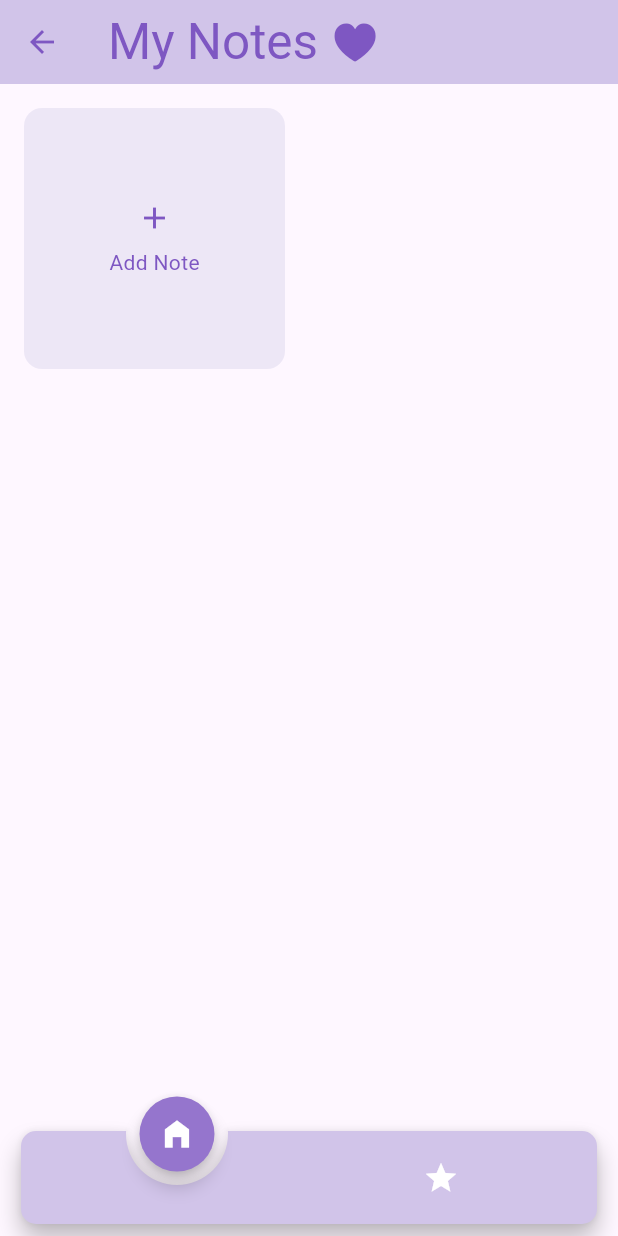
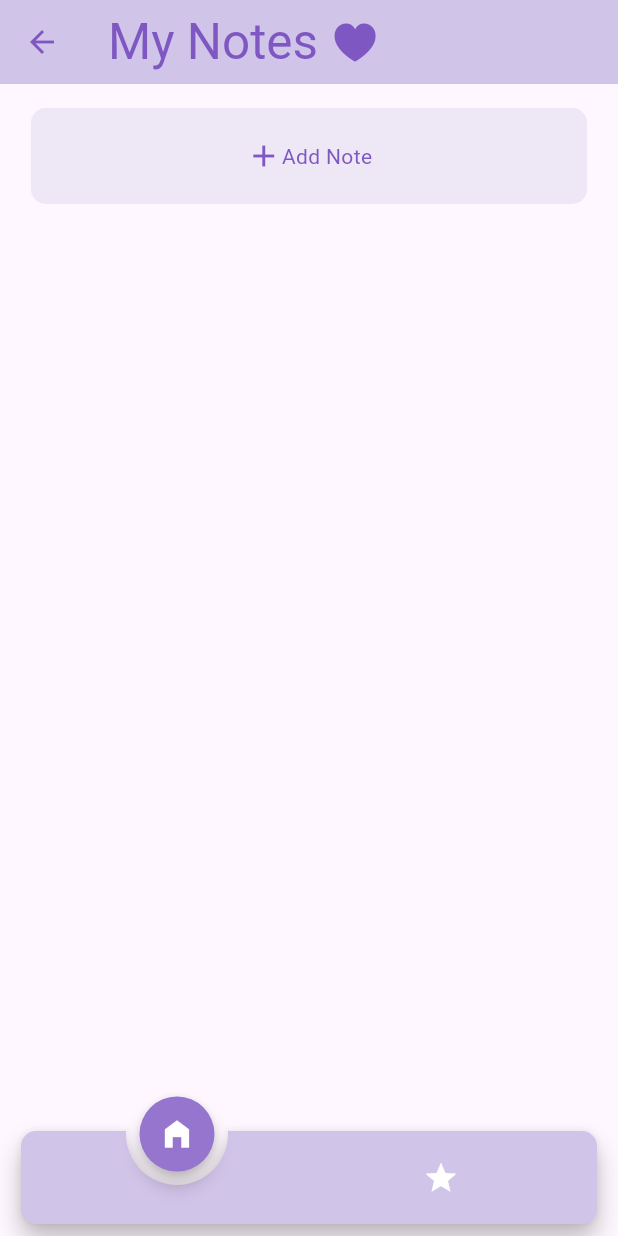
Before and after one commit to riddhisf/notes_app, a Flutter app: the screen it shows after launch, after a tap on "Continue", on a phone screen of 412 x 824 dp. Run offline on Flutter 3.47's test engine with Material 3 defaults, Android fonts, the phone set to English and light mode, and no system bars; drawn by our look-alikes of animated_notch_bottom_bar; our stand-ins replace image_picker; missing offline and left inert: animated_floating_buttons, circular_menu.

Commit message:
homepage edits

```diff
--- a/lib/homepage.dart
+++ b/lib/homepage.dart
@@ -5,9 +5,9 @@ import 'dart:developer';
 import 'package:notes_app/addnotepage.dart';
 
 class HomePage extends StatefulWidget {
-  static const String routeName = 'home_page';
+  final List<Note> noteList;
 
-  const HomePage({Key? key}) : super(key: key);
+  const HomePage({Key? key, required this.noteList}) : super(key: key);
 
   @override
   State<HomePage> createState() => _HomePageState();
@@ -19,17 +19,22 @@ class _HomePageState extends State<HomePage> {
 
   int maxCount = 2;
 
+  late List<Widget> bottomBarPages;
+
+  @override
+  void initState() {
+    super.initState();
+    bottomBarPages = [
+      General(noteList: widget.noteList),
+      const Favorite(),
+    ];
+  }
+
   @override
   void dispose() {
     _pageController.dispose();
     super.dispose();
   }
-
-  /// widget list
-  final List<Widget> bottomBarPages = [
-    const General(),
-    const Favorite(),
-  ];
 
   @override
   Widget build(BuildContext context) {
@@ -101,7 +106,6 @@ class _HomePageState extends State<HomePage> {
                 ),
               ],
               onTap: (index) {
-                /// perform action on tab change and to update pages you can update pages without pages
                 log('current selected index $index');
                 _pageController.jumpToPage(index);
               },
@@ -113,49 +117,53 @@ class _HomePageState extends State<HomePage> {
 }
 
 class General extends StatefulWidget {
-  const General({Key? key}) : super(key: key);
+  final List<Note> noteList;
+
+  const General({Key? key, required this.noteList}) : super(key: key);
 
   @override
   State<General> createState() => _GeneralState();
 }
 
 class _GeneralState extends State<General> {
+  late List<Note> _noteList;
+
+  @override
+  void initState() {
+    super.initState();
+    _noteList = widget.noteList;
+  }
+
   @override
   Widget build(BuildContext context) {
-    return GridView.count(
-      crossAxisCount: 2, // Number of columns in the grid
+    return Column(
+      mainAxisAlignment: MainAxisAlignment.start,
       children: [
-        CardItem(
-          onPressed: () {
+        Container(
+          decoration: BoxDecoration(
+            borderRadius: BorderRadius.circular(10),
+            color: Colors.deepPurple.shade50,
+          ),
+          width: MediaQuery.of(context).size.width * 0.9,
+          margin: const EdgeInsets.all(16.0),
+          child: InkWell(
+            onTap: () {
               Navigator.push(
                 context,
                 MaterialPageRoute(
-                builder: (context) => const AnotherPage(),
+                  builder: (context) => AnotherPage(
+                      noteList: _noteList,
+                      onNotesAdded: (List<Note> newNotes) {
+                        setState(() {
+                          widget.noteList.addAll(newNotes);
+                        });
+                      }),
                 ),
               );
             },
-        ),
-      ], // Display cards from the list
-    );
-  }
-}
-
-class CardItem extends StatelessWidget {
-  final VoidCallback onPressed;
-
-  const CardItem({Key? key, required this.onPressed}) : super(key: key);
-
-  @override
-  Widget build(BuildContext context) {
-    return Card(
-      elevation: 0,
-      color: Colors.deepPurple.shade50,
-      margin: const EdgeInsets.all(16.0),
-      child: InkWell(
-        onTap: onPressed,
             child: Padding(
-          padding: const EdgeInsets.all(50.0),
-          child: Column(
+              padding: const EdgeInsets.all(20.0),
+              child: Row(
                 mainAxisAlignment: MainAxisAlignment.center,
                 children: [
                   Icon(
@@ -173,6 +181,60 @@ class CardItem extends StatelessWidget {
               ),
             ),
           ),
+        ),
+        // Subsequent cards displaying title and date from the list
+        Expanded(
+          child: GridView.builder(
+            itemCount: _noteList.length,
+            gridDelegate: const SliverGridDelegateWithFixedCrossAxisCount(
+              crossAxisCount: 2,
+              crossAxisSpacing: 2.0,
+              mainAxisSpacing: 2.0,
+            ),
+            itemBuilder: (context, index) {
+              return Padding(
+                padding: const EdgeInsets.all(8.0),
+                child: Card(
+                  elevation: 0,
+                  color: Colors.deepPurple.shade50,
+                  margin: const EdgeInsets.all(8.0),
+                  child: InkWell(
+                    onTap: () {
+                      // Handle tap on a note card
+                    },
+                    child: Padding(
+                      padding: const EdgeInsets.all(16.0),
+                      child: Column(
+                        crossAxisAlignment: CrossAxisAlignment.start,
+                        children: [
+                          Text(
+                            _noteList[index].title,
+                            style: TextStyle(
+                              color: Colors.deepPurple[400],
+                              fontSize: 16.0,
+                              fontWeight: FontWeight.bold,
+                            ),
+                          ),
+                          const SizedBox(height: 8),
+                          Text(
+                            _noteList[index]
+                                .date
+                                .toString(), // Assuming date is formatted properly
+                            style: TextStyle(
+                              color: Colors.deepPurple[400],
+                              fontSize: 14.0,
+                            ),
+                          ),
+                        ],
+                      ),
+                    ),
+                  ),
+                ),
+              );
+            },
+          ),
+        ),
+      ],
     );
   }
 }
--- a/lib/main.dart
+++ b/lib/main.dart
@@ -1,4 +1,5 @@
 import 'package:flutter/material.dart';
+import 'package:notes_app/addnotepage.dart';
 import 'package:notes_app/homepage.dart';
 
 void main() {
@@ -10,6 +11,8 @@ class MainApp extends StatelessWidget {
 
   @override
   Widget build(BuildContext context) {
+    final List<Note> noteList = []; // Define a dummy list of notes
+
     return MaterialApp(
       home: Scaffold(
         backgroundColor: Colors.deepPurple[100],
@@ -20,43 +23,43 @@ class MainApp extends StatelessWidget {
                 mainAxisAlignment: MainAxisAlignment.center,
                 children: [
                   Text(
-                    'Hi! Welcome to notes',
+                    'Hi! Welcome to Notes',
                     style: TextStyle(
                       fontSize: MediaQuery.of(context).size.height * 0.05,
                       fontFamily: 'Roboto',
                       color: Colors.black54,
                     ),
                   ),
-                  const SizedBox(height: 20),
+                  SizedBox(height: MediaQuery.of(context).size.height * 0.02),
                   Stack(
                     children: [
                       Image.asset(
                         'assets/star.png',
                         height: MediaQuery.of(context).size.height * 0.525,
+                        fit: BoxFit.cover,
                         color: Colors.black12,
                       ),
                       Image.asset(
                         'assets/star.png',
                         height: MediaQuery.of(context).size.height * 0.515,
+                        fit: BoxFit.cover,
                       ),
                     ],
                   ),
-                  const SizedBox(height: 20),
+                  SizedBox(height: MediaQuery.of(context).size.height * 0.02),
                   ElevatedButton(
                     onPressed: () {
                       Navigator.push(
                         context,
                         MaterialPageRoute(
-                            builder: (context) => const HomePage()),
+                            builder: (context) => HomePage(noteList: noteList)),
                       );
                     },
                     style: ElevatedButton.styleFrom(
-                      fixedSize: Size(
-                        MediaQuery.of(context).size.width * 0.8,
-                        MediaQuery.of(context).size.height * 0.1,
-                      ),
+                      fixedSize: Size(MediaQuery.of(context).size.width * 0.8,
+                          MediaQuery.of(context).size.height * 0.1),
+                      backgroundColor: Colors.white,
                       foregroundColor: Colors.deepPurple[300],
-                      backgroundColor: Colors.white,
                     ),
                     child: Row(
                       mainAxisAlignment: MainAxisAlignment.center,
@@ -64,8 +67,8 @@ class MainApp extends StatelessWidget {
                         Text(
                           'Continue  ',
                           style: TextStyle(
-                            fontSize: MediaQuery.of(context).size.height * 0.05,
-                          ),
+                              fontSize:
+                                  MediaQuery.of(context).size.height * 0.05),
                         ),
                         Icon(
                           Icons.arrow_circle_right_rounded,
```
Also changed, not shown: lib/addnotepage.dart (+25 -47 lines), pubspec.lock. Lines whose indentation alone changed are shown as unchanged.
